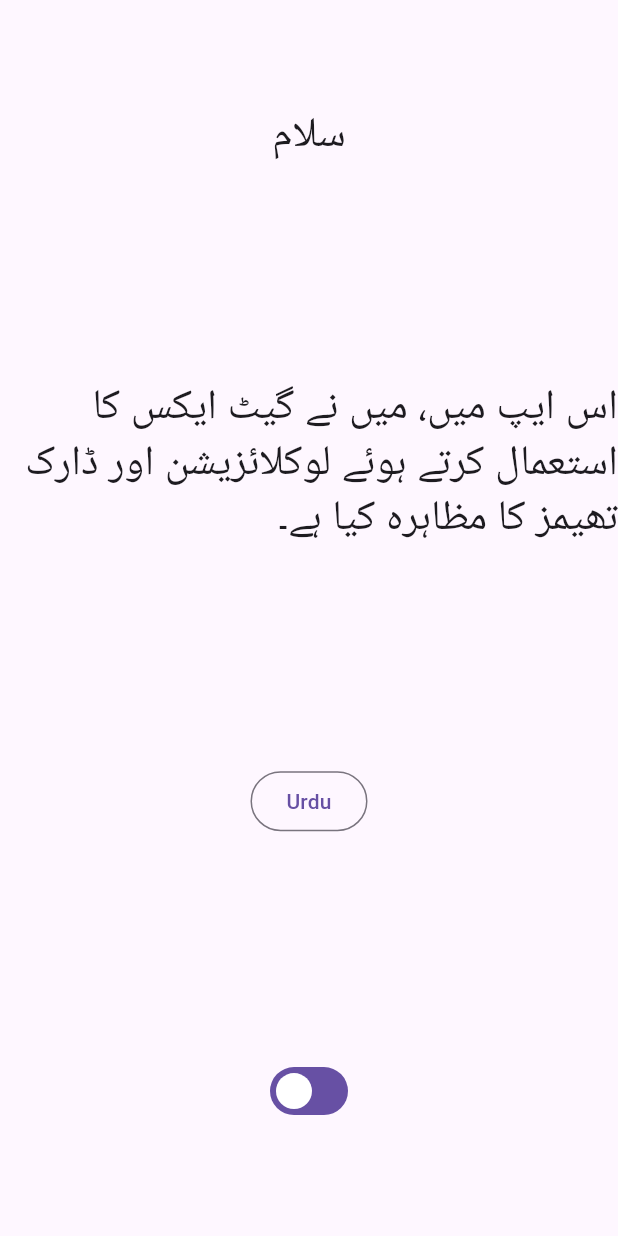
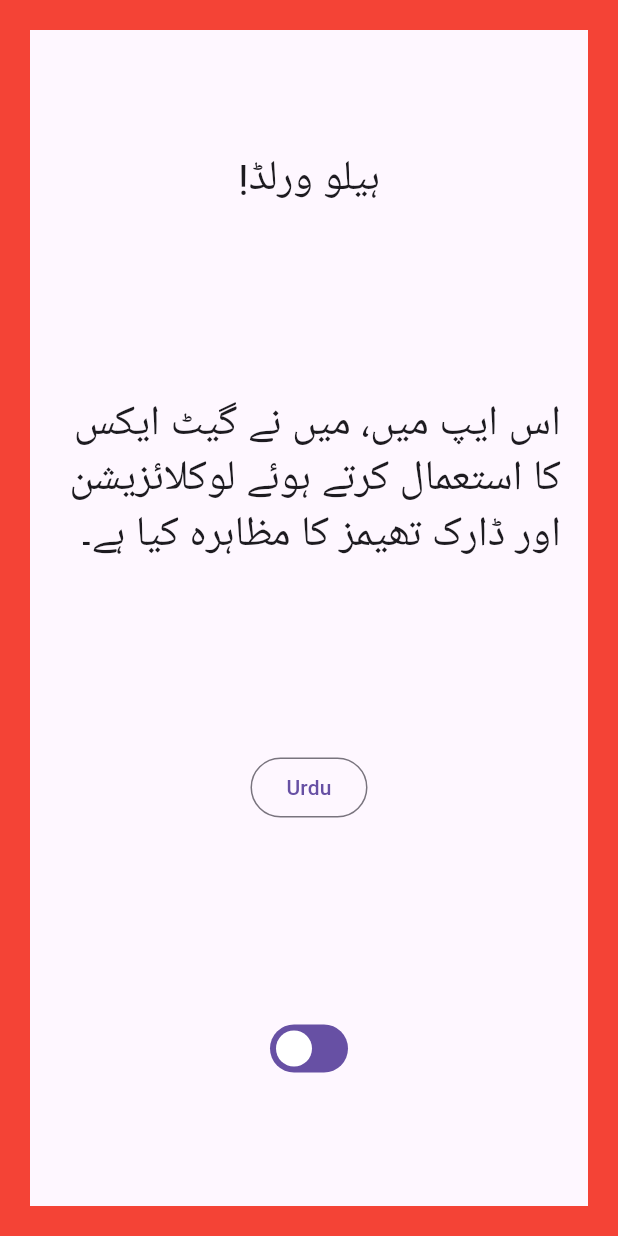
Before and after one commit to mehdinathani/flutter-getx-localization-demo, a Flutter app: the screen it shows after launch, after a tap on "English", on a phone screen of 412 x 824 dp. Run offline on Flutter 3.47's test engine with Material 3 defaults, Android fonts, the light colour scheme and no system bars; our stand-ins replace get.

Commit message:
update basic localization and dark theme

```diff
--- a/lib/home_view.dart
+++ b/lib/home_view.dart
@@ -15,6 +15,11 @@ class _HomeViewState extends State<HomeView> {
   Widget build(BuildContext context) {
     return Scaffold(
       body: Center(
+        child: Container(
+          padding: const EdgeInsets.all(18),
+          decoration: BoxDecoration(
+            border: Border.all(color: Colors.red, width: 20),
+          ),
           child: Column(
             mainAxisAlignment: MainAxisAlignment.spaceAround,
             crossAxisAlignment: CrossAxisAlignment.center,
@@ -51,6 +56,7 @@ class _HomeViewState extends State<HomeView> {
             ],
           ),
         ),
+      ),
     );
   }
 }
--- a/lib/languages.dart
+++ b/lib/languages.dart
@@ -4,16 +4,16 @@ class Launguages extends Translations {
   @override
   Map<String, Map<String, String>> get keys => {
         'ur_PK': {
-          'greeting': 'سلام',
+          'greeting': "ہیلو ورلڈ!",
           'app_explain':
               "اس ایپ میں، میں نے گیٹ ایکس کا استعمال کرتے ہوئے لوکلائزیشن اور ڈارک تھیمز کا مظاہرہ کیا ہے۔"
         },
         'ja_JP': {
-          'greeting': 'こんにちは',
-          'app_expain': "このアプリでは、Getx を使用してローカリゼーションとダーク テーマをデモンストレーションしました。"
+          'greeting': '「こんにちは世界」',
+          'app_explain': "このアプリでは、Getx を使用してローカリゼーションとダーク テーマをデモンストレーションしました。"
         },
         'en_US': {
-          'greeting': 'Hello',
+          'greeting': 'Hello World!',
           'app_explain':
               "In this App, I have demonstrated Localization and Dark themes using Getx."
         },
```
Lines whose indentation alone changed are shown as unchanged.
